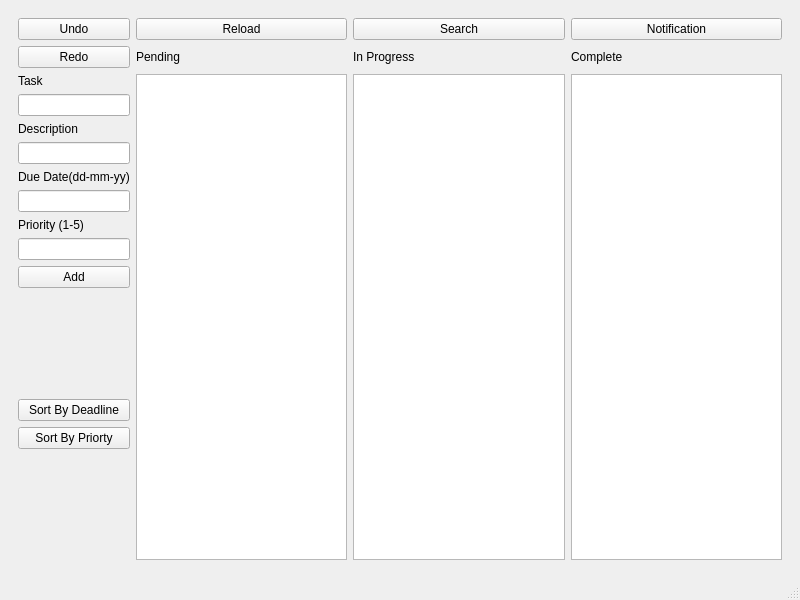
Qt form mainwindow.ui (Ariffansyah/TODO-QT) before a commit.
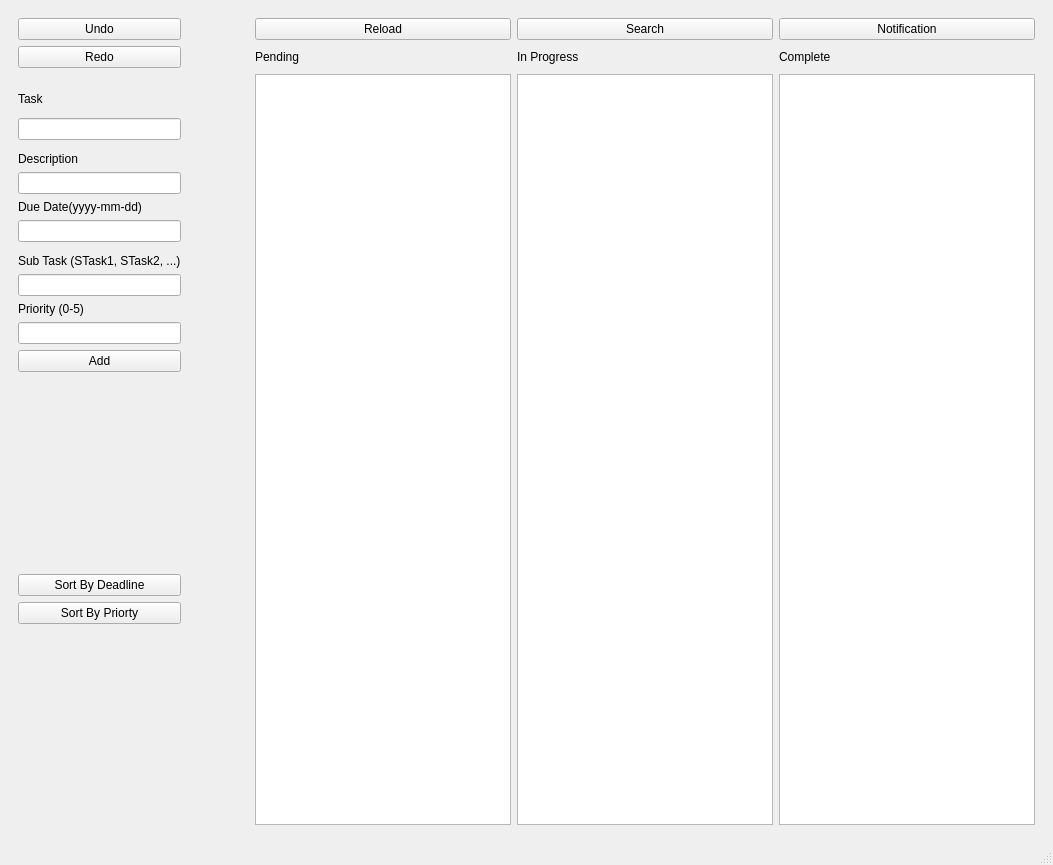
The same form after that commit.

Commit message: feat: undo-redo, add task, change task status, sort task

```diff
--- a/mainwindow.ui
+++ b/mainwindow.ui
@@ -6,8 +6,8 @@
    <rect>
     <x>0</x>
     <y>0</y>
-    <width>800</width>
-    <height>600</height>
+    <width>1053</width>
+    <height>865</height>
    </rect>
   </property>
   <property name="windowTitle">
@@ -33,8 +33,22 @@
       </widget>
       <widget class="QWidget" name="page_2">
        <layout class="QGridLayout" name="gridLayout_2">
-        <item row="12" column="0">
-         <spacer name="verticalSpacer_2">
+        <item row="15" column="0">
+         <widget class="QLabel" name="DueDateLabel">
+          <property name="text">
+           <string>Due Date(yyyy-mm-dd)</string>
+          </property>
+         </widget>
+        </item>
+        <item row="0" column="3">
+         <widget class="QPushButton" name="SearchButton">
+          <property name="text">
+           <string>Search</string>
+          </property>
+         </widget>
+        </item>
+        <item row="26" column="0">
+         <spacer name="verticalSpacer">
           <property name="orientation">
            <enum>Qt::Orientation::Vertical</enum>
           </property>
@@ -46,24 +60,13 @@
           </property>
          </spacer>
         </item>
-        <item row="9" column="0">
-         <widget class="QLabel" name="label_4">
-          <property name="text">
-           <string>Priority (1-5)</string>
-          </property>
-         </widget>
+        <item row="19" column="0">
+         <widget class="QLineEdit" name="SubTaskLineEdit"/>
         </item>
-        <item row="3" column="1" rowspan="14">
-         <widget class="QListWidget" name="PendingList"/>
+        <item row="6" column="3" rowspan="22">
+         <widget class="QListWidget" name="InProgressList"/>
         </item>
-        <item row="1" column="1">
-         <widget class="QLabel" name="PendingLabel">
-          <property name="text">
-           <string>Pending</string>
-          </property>
-         </widget>
-        </item>
-        <item row="11" column="0">
+        <item row="22" column="0">
          <widget class="QPushButton" name="AddButton">
           <property name="text">
            <string>Add</string>
@@ -77,114 +80,134 @@
           </property>
          </widget>
         </item>
-        <item row="1" column="0">
-         <widget class="QPushButton" name="RedoButton">
-          <property name="text">
-           <string>Redo</string>
-          </property>
-         </widget>
-        </item>
-        <item row="15" column="0">
-         <spacer name="verticalSpacer">
-          <property name="orientation">
-           <enum>Qt::Orientation::Vertical</enum>
-          </property>
-          <property name="sizeHint" stdset="0">
-           <size>
-            <width>20</width>
-            <height>40</height>
-           </size>
-          </property>
-         </spacer>
-        </item>
-        <item row="7" column="0">
-         <widget class="QLabel" name="label_3">
-          <property name="text">
-           <string>Due Date(dd-mm-yy)</string>
-          </property>
-         </widget>
-        </item>
-        <item row="5" column="0">
-         <widget class="QLabel" name="label_2">
-          <property name="text">
-           <string>Description</string>
-          </property>
-         </widget>
-        </item>
-        <item row="0" column="1">
-         <widget class="QPushButton" name="ReloadButton">
-          <property name="text">
-           <string>Reload</string>
-          </property>
-         </widget>
-        </item>
         <item row="1" column="3">
-         <widget class="QLabel" name="CompleteLabel">
-          <property name="text">
-           <string>Complete</string>
-          </property>
-         </widget>
-        </item>
-        <item row="3" column="3" rowspan="14">
-         <widget class="QListWidget" name="CompleteList"/>
-        </item>
-        <item row="3" column="0">
-         <widget class="QLabel" name="label">
-          <property name="text">
-           <string>Task</string>
-          </property>
-         </widget>
-        </item>
-        <item row="0" column="2">
-         <widget class="QPushButton" name="SearchButton">
-          <property name="text">
-           <string>Search</string>
-          </property>
-         </widget>
-        </item>
-        <item row="1" column="2">
          <widget class="QLabel" name="InProgressLabel">
           <property name="text">
            <string>In Progress</string>
           </property>
          </widget>
         </item>
-        <item row="8" column="0">
-         <widget class="QLineEdit" name="DueDateLineEdit"/>
-        </item>
-        <item row="6" column="0">
-         <widget class="QLineEdit" name="DescriptionLineEdit"/>
-        </item>
-        <item row="4" column="0">
-         <widget class="QLineEdit" name="TaskLineEdit"/>
-        </item>
-        <item row="3" column="2" rowspan="14">
-         <widget class="QListWidget" name="InProgressList"/>
-        </item>
-        <item row="10" column="0">
-         <widget class="QLineEdit" name="PriorityLineEdit"/>
-        </item>
-        <item row="13" column="0">
-         <widget class="QPushButton" name="SortByDeadlineButton">
+        <item row="0" column="2">
+         <widget class="QPushButton" name="ReloadButton">
           <property name="text">
-           <string>Sort By Deadline</string>
+           <string>Reload</string>
           </property>
          </widget>
         </item>
         <item row="14" column="0">
+         <widget class="QLineEdit" name="DescriptionLineEdit"/>
+        </item>
+        <item row="6" column="2" rowspan="22">
+         <widget class="QListWidget" name="PendingList"/>
+        </item>
+        <item row="1" column="1">
+         <spacer name="horizontalSpacer">
+          <property name="orientation">
+           <enum>Qt::Orientation::Horizontal</enum>
+          </property>
+          <property name="sizeHint" stdset="0">
+           <size>
+            <width>40</width>
+            <height>20</height>
+           </size>
+          </property>
+         </spacer>
+        </item>
+        <item row="16" column="0">
+         <widget class="QLineEdit" name="DueDateLineEdit"/>
+        </item>
+        <item row="18" column="0">
+         <widget class="QLabel" name="SubTaskLabel">
+          <property name="text">
+           <string>Sub Task (STask1, STask2, ...)</string>
+          </property>
+         </widget>
+        </item>
+        <item row="25" column="0">
          <widget class="QPushButton" name="SortByPriorityButton">
           <property name="text">
            <string>Sort By Priorty</string>
           </property>
          </widget>
         </item>
-        <item row="0" column="3">
+        <item row="1" column="2">
+         <widget class="QLabel" name="PendingLabel">
+          <property name="text">
+           <string>Pending</string>
+          </property>
+         </widget>
+        </item>
+        <item row="6" column="4" rowspan="22">
+         <widget class="QListWidget" name="CompleteList"/>
+        </item>
+        <item row="1" column="4">
+         <widget class="QLabel" name="CompleteLabel">
+          <property name="text">
+           <string>Complete</string>
+          </property>
+         </widget>
+        </item>
+        <item row="1" column="0">
+         <widget class="QPushButton" name="RedoButton">
+          <property name="text">
+           <string>Redo</string>
+          </property>
+         </widget>
+        </item>
+        <item row="24" column="0">
+         <widget class="QPushButton" name="SortByDeadlineButton">
+          <property name="text">
+           <string>Sort By Deadline</string>
+          </property>
+         </widget>
+        </item>
+        <item row="11" column="0">
+         <widget class="QLineEdit" name="TaskLineEdit"/>
+        </item>
+        <item row="20" column="0">
+         <widget class="QLabel" name="PriorityLabel">
+          <property name="text">
+           <string>Priority (0-5)</string>
+          </property>
+         </widget>
+        </item>
+        <item row="21" column="0">
+         <widget class="QLineEdit" name="PriorityLineEdit"/>
+        </item>
+        <item row="9" column="0">
+         <widget class="QLabel" name="TaskLabel">
+          <property name="text">
+           <string>Task</string>
+          </property>
+         </widget>
+        </item>
+        <item row="23" column="0">
+         <spacer name="verticalSpacer_2">
+          <property name="orientation">
+           <enum>Qt::Orientation::Vertical</enum>
+          </property>
+          <property name="sizeHint" stdset="0">
+           <size>
+            <width>20</width>
+            <height>40</height>
+           </size>
+          </property>
+         </spacer>
+        </item>
+        <item row="0" column="4">
          <widget class="QPushButton" name="NotificationButton">
           <property name="text">
            <string>Notification</string>
           </property>
          </widget>
         </item>
+        <item row="13" column="0">
+         <widget class="QLabel" name="DescLabel">
+          <property name="text">
+           <string>Description</string>
+          </property>
+         </widget>
+        </item>
        </layout>
       </widget>
       <widget class="QWidget" name="page_3"/>
```
Left out of the diff: 2 changed lines with no effect on the pictures. The commit also changes 2 other files.
